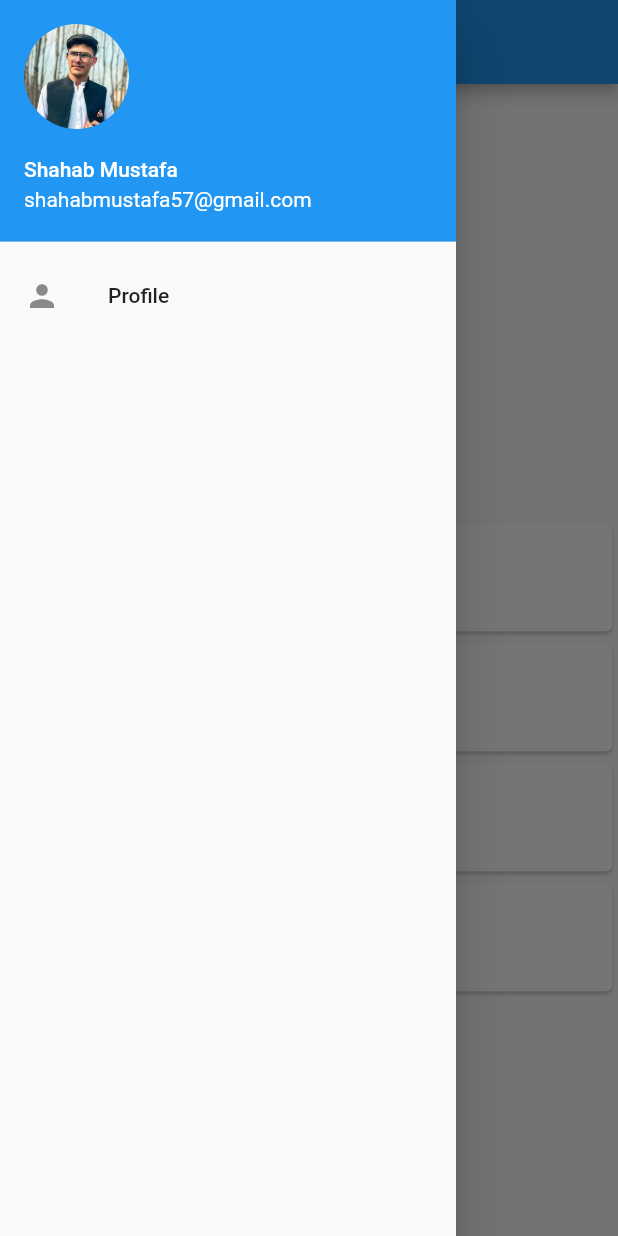
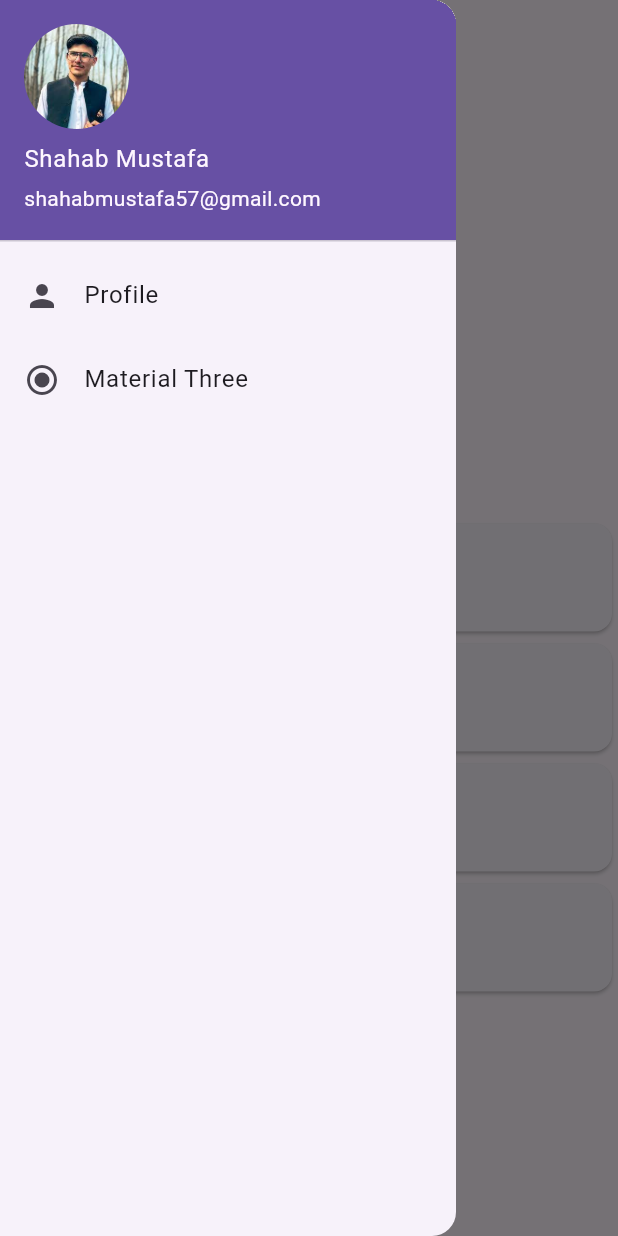
Before and after one commit to Shahabmustafa/Firebase_practis, a Flutter app: the screen it shows after launch, with the side drawer open, on a phone screen of 412 x 824 dp. Run offline on Flutter 3.47's test engine with Material 2 defaults, Android fonts, the phone set to English and light mode, and no system bars.

Commit message:
How to use Material 3 in flutter

```diff
--- a/lib/main.dart
+++ b/lib/main.dart
@@ -16,6 +16,7 @@ class MyApp extends StatelessWidget {
       title: 'Flutter Demo',
       theme: ThemeData(
         primarySwatch: Colors.blue,
+        useMaterial3: true,
       ),
       home: SplashPage(),
     );
--- a/lib/view/drawer.dart
+++ b/lib/view/drawer.dart
@@ -1,5 +1,6 @@
 
 
+import 'package:firebase_practis/view/Home%20Screen/material_3.dart';
 import 'package:firebase_practis/view/Splash%20Screen/splash_screen.dart';
 import 'package:flutter/material.dart';
 
@@ -31,6 +32,13 @@ class _DrawerPageState extends State<DrawerPage> {
               Navigator.push(context, MaterialPageRoute(builder: (context) => SplashPage()));
             },
           ),
+          ListTile(
+            title: Text('Material Three'),
+            leading: Icon(Icons.radio_button_checked),
+            onTap: (){
+              Navigator.push(context, MaterialPageRoute(builder: (context) => MaterialThree()));
+            },
+          ),
         ],
       ),
     );
```
Also changed, not shown: lib/view/Home Screen/material_3.dart (added, +49 -0 lines).
